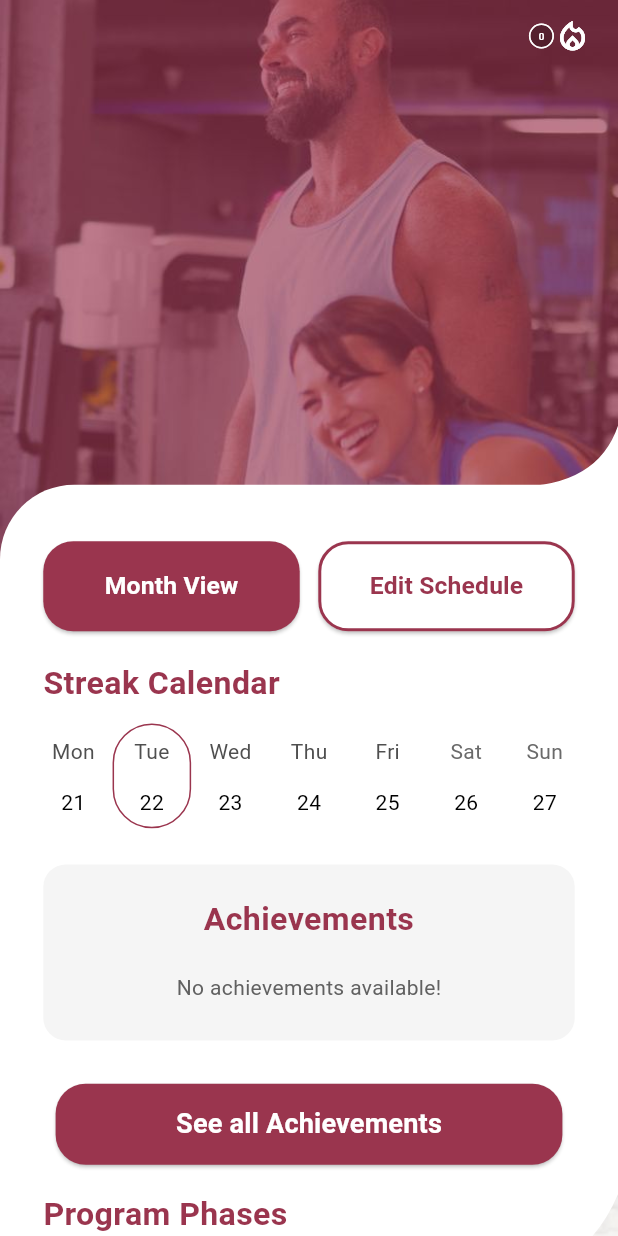
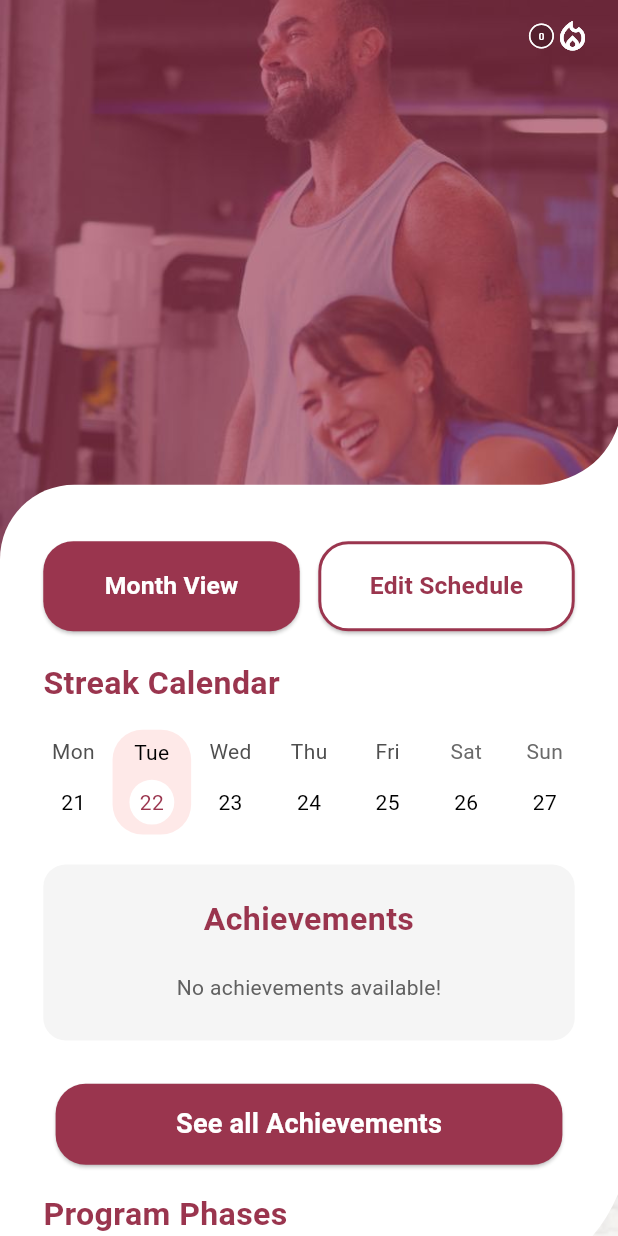
Before and after one commit to bigstarlee058/bbb-frontend2-04142026, a Flutter app: the DashboardPage screen opened directly, on a phone screen of 412 x 824 dp. Run offline on Flutter 3.47's test engine with Material 3 defaults, Android fonts, the phone set to English and light mode, and no system bars; drawn by our look-alikes of table_calendar; our stand-ins replace app_links, cached_network_image, carousel_slider, chewie, device_preview, dio and 21 more; missing offline and left inert: dotted_dashed_line, expansion_tile_group, mobkit_dashed_border, number_paginator, vimeo_video_player; accounts and stored records are empty; network calls fail.

Commit message:
BBB-560,BBB-554,BBB-528 == Completed

```diff
--- a/lib/components/common_streak_with_notification.dart
+++ b/lib/components/common_streak_with_notification.dart
@@ -60,6 +60,8 @@ class _CommonStreakWithNotificationState extends State<CommonStreakWithNotificat
             ],
           ),
         ),
+
+        /// UNCOMMENT ICON BUTTON IF PUT NOTIFICATION ICON BACK
         // IconButton(
         //   onPressed: () {
         //     Navigator.pushNamed(context, '/notifications');
--- a/lib/components/custom_slide_to_act.dart
+++ b/lib/components/custom_slide_to_act.dart
@@ -38,7 +38,7 @@ class CustomSlideAction extends StatefulWidget {
     this.textColor,
     this.innerColor,
     this.outerColor,
-    this.borderRadius = 52,
+    this.borderRadius = 15,
     this.elevation = 6,
     this.animationDuration = const Duration(milliseconds: 300),
     this.reversed = false,
@@ -161,7 +161,7 @@ class CustomSlideActionState extends State<CustomSlideAction> with TickerProvide
                                   }
                                 },
                                 child: Padding(
-                                  padding: const EdgeInsets.symmetric(horizontal: 8.0),
+                                  padding: const EdgeInsets.symmetric(horizontal: 6),
                                   child: Material(
                                     borderRadius: BorderRadius.circular(widget.borderRadius),
                                     color: widget.innerColor ?? Theme.of(context).primaryIconTheme.color,
--- a/lib/middleware/api/api_service.dart
+++ b/lib/middleware/api/api_service.dart
@@ -21,7 +21,7 @@ class ApiService extends BaseService {
     try {
       String? userIdToken = await getAuthToken();
       Map<String, String> header = {'AUTH_TOKEN': userIdToken ?? ""};
-      debugPrint('userIdToken :::::::::::::::::: $userIdToken');
+      debugPrint('\n\n $userIdToken \n\n');
       String mainUrl = AppConstants.serverUrl + url;
 
       Response result;
--- a/lib/middleware/notification_service.dart
+++ b/lib/middleware/notification_service.dart
@@ -87,8 +87,6 @@ class NotificationService {
         uiLocalNotificationDateInterpretation: UILocalNotificationDateInterpretation.absoluteTime,
       );
 
-      debugPrint("✅ Scheduled Sunday notification for: $nextSunday");
-
       nextSunday = nextSunday.add(const Duration(days: 7));
       notificationId++;
     }
@@ -127,7 +125,5 @@ class NotificationService {
         .catchError((error) {
       debugPrint('Error scheduling notification: $error');
     });
-
-    debugPrint("✅ Scheduled monthly reminder for: $scheduledTime");
   }
 }
--- a/lib/pages/MonthView/DayCompletedPage/day_completed_page.dart
+++ b/lib/pages/MonthView/DayCompletedPage/day_completed_page.dart
@@ -148,6 +148,8 @@ class _DayCompletedPageState extends State<DayCompletedPage> {
                                 ],
                               ),
                             ),
+
+                            /// UNCOMMENT ICON BUTTON IF PUT NOTIFICATION ICON BACK
                             // IconButton(
                             //   onPressed: () {
                             //     Navigator.pushNamed(context, '/notifications');
--- a/lib/pages/MonthView/MonthViewPage/month_view.dart
+++ b/lib/pages/MonthView/MonthViewPage/month_view.dart
@@ -277,6 +277,7 @@ class _MonthViewState extends State<MonthView> {
                                                             ],
                                                           ),
                                                           IconButton(
+                                                            /// COMMENT THIS SIZE-BOX AND UNCOMMENT ICON BUTTON IF PUT NOTIFICATION ICON BACK
                                                             onPressed: null, icon: SizedBox(),
                                                             // icon: Icon(
                                                             //   Icons.notifications_none,
--- a/lib/pages/MonthView/TodayPage/today_page.dart
+++ b/lib/pages/MonthView/TodayPage/today_page.dart
@@ -1,5 +1,4 @@
 import 'dart:convert';
-import 'dart:developer';
 
 import 'package:bbb/components/animated_dialog.dart';
 import 'package:bbb/components/button_widget.dart';
@@ -703,7 +702,7 @@ class _TodayPageState extends State<TodayPage> {
                                                         padding: EdgeInsets.symmetric(horizontal: ScreenUtil.verticalScale(3.2)),
                                                         child: CustomSlideAction(
                                                           key: key,
-                                                          height: ScreenUtil.verticalScale(7.5),
+                                                          height: ScreenUtil.verticalScale(7.2),
                                                           outerColor: AppColors.primaryColor,
                                                           innerColor: AppColors.backOffSetColor,
                                                           sliderButtonIconPadding: ScreenUtil.verticalScale(1.3),
@@ -2171,8 +2170,6 @@ class _TodayPageState extends State<TodayPage> {
       if (data!.isNotEmpty) "startTime": data.first.startTime == null ? "${DateTime.now().toUtc()}" : data.first.startTime.toString()
     };
 
-    log('dataId :::::::::::::::::: $dataId');
-
     final apiReqBody = {
       "status": status1,
       "type": type,
--- a/lib/pages/MonthView/TodayPage/today_page_old.dart
+++ b/lib/pages/MonthView/TodayPage/today_page_old.dart
@@ -2734,7 +2734,6 @@
 //       if (data!.isNotEmpty) "startTime": data.first.startTime == null ? "${DateTime.now().toUtc()}" : data.first.startTime.toString()
 //     };
 //
-//     log('dataId :::::::::::::::::: $dataId');
 //
 //     final apiReqBody = {
 //       "status": status1,
--- a/lib/pages/MonthView/TodayPage/workout_card.dart
+++ b/lib/pages/MonthView/TodayPage/workout_card.dart
@@ -251,7 +251,8 @@ class _WorkoutCardState extends State<WorkoutCard> {
             ),
             surfaceTintColor: Colors.transparent,
             overlayColor: Colors.grey.shade400,
-              padding: EdgeInsets.zero),
+            padding: EdgeInsets.zero,
+          ),
           child: Container(
             width: media.width,
             padding: EdgeInsets.only(right: ScreenUtil.verticalScale(2)),
--- a/lib/pages/ProfileAndSettings/profile_settings_page.dart
+++ b/lib/pages/ProfileAndSettings/profile_settings_page.dart
@@ -487,6 +487,9 @@ class _ProfileSettingsPageState extends State<ProfileSettingsPage> {
                                   throw 'Could not launch $url';
                                 }
                               }),
+
+                              /// IF PUT BACK LANGUAGE SELECTION PART UNCOMMENT THIS
+
                               // SizedBox(height: ScreenUtil.horizontalScale(4.5)),
                               // settingsButton('Language', Icons.chat_bubble_outline, () => Navigator.pushNamed(context, '/languageScreen')),
                               SizedBox(
--- a/lib/pages/Tools/exercise_library_detail_page.dart
+++ b/lib/pages/Tools/exercise_library_detail_page.dart
@@ -1,5 +1,4 @@
 import 'dart:async';
-import 'dart:developer';
 
 import 'package:bbb/middleware/audio_manager.dart';
 import 'package:bbb/providers/data_provider.dart';
@@ -66,7 +65,6 @@ class _ExerciseLibraryDetailPageState extends State<ExerciseLibraryDetailPage> {
       loading = true;
     });
     await dataProvider?.fetchCurrentEx(exerciseId, "exercise 95");
-    log('exerciseId :::::::::::::::::: $exerciseId');
     if (dataProvider!.currentExerciseObj.files.isNotEmpty) {
       initializeVideo(dataProvider?.currentExerciseObj.files[0]['link']);
     } else {
--- a/lib/pages/dashboard_page.dart
+++ b/lib/pages/dashboard_page.dart
@@ -352,6 +352,7 @@ class _DashboardPageState extends State<DashboardPage> {
                                                                         ],
                                                                       ),
                                                                       IconButton(
+                                                                        /// COMMENT THIS SIZE-BOX AND UNCOMMENT ICON BUTTON IF PUT NOTIFICATION ICON BACK
                                                                         onPressed: null, icon: SizedBox(),
                                                                         // icon: Icon(
                                                                         //   Icons.notifications_none,
@@ -539,7 +540,7 @@ class _DashboardPageState extends State<DashboardPage> {
                                                               isLoading: false,
                                                             )
                                                           : ButtonWidget(
-                                                              text: status == Status.started ? 'Continue Workout' : 'Start Workout',
+                                                              text: status == Status.started ? 'Continue Your Workout' : 'Start Workout',
                                                               textColor: AppColors.primaryColor,
                                                               color: status == Status.completed || status == Status.skipped
                                                                   ? Colors.white70
@@ -1734,22 +1735,21 @@ class _CustomCalendarWidgetState extends State<CustomCalendarWidget> {
       children: [
         isCurrentDay
             ? Positioned(
-                top: -ScreenUtil.verticalScale(4.55),
-                bottom: ScreenUtil.verticalScale(0.62),
+                top: -ScreenUtil.verticalScale(4.05),
+                bottom: 1,
                 right: 0,
                 left: 0,
                 child: Container(
-                  decoration: BoxDecoration(color: circleColor, borderRadius: BorderRadius.circular(30)),
-                  height: ScreenUtil.verticalScale(17.2),
+                  decoration: BoxDecoration(color: AppColors.backOffSetColor, borderRadius: BorderRadius.circular(20)),
                   child: Builder(
                     builder: (context) {
                       final text = DateFormat.E().format(date);
                       return Container(
-                        padding: EdgeInsets.only(top: ScreenUtil.verticalScale(1.2)),
+                        padding: EdgeInsets.only(top: ScreenUtil.verticalScale(0.65)),
                         child: Text(
                           textAlign: TextAlign.center,
                           text,
-                          style: TextStyle(fontSize: 14.0, color: Colors.white),
+                          style: TextStyle(fontSize: 14.0, color: Colors.black),
                         ),
                       );
                     },
@@ -1823,24 +1823,39 @@ class _CustomCalendarWidgetState extends State<CustomCalendarWidget> {
       clipBehavior: Clip.none,
       children: [
         Positioned(
-          top: -ScreenUtil.verticalScale(4.55),
-          bottom: ScreenUtil.verticalScale(0.62),
+          top: -ScreenUtil.verticalScale(4.05),
+          bottom: 1,
           right: 0,
           left: 0,
           child: Container(
-            decoration: BoxDecoration(border: Border.all(color: AppColors.primaryColor), borderRadius: BorderRadius.circular(30)),
-            height: ScreenUtil.verticalScale(17.2),
-          ),
+              decoration: BoxDecoration(color: AppColors.backOffSetColor, borderRadius: BorderRadius.circular(20)),
+              child: Builder(
+                builder: (context) {
+                  final text = DateFormat.E().format(date);
+                  return Container(
+                    padding: EdgeInsets.only(top: ScreenUtil.verticalScale(0.65)),
+                    child: Text(
+                      textAlign: TextAlign.center,
+                      text,
+                      style: TextStyle(fontSize: 14.0, color: Colors.black),
+                    ),
+                  );
+                },
+              )),
         ),
         Container(
           alignment: Alignment.center,
           padding: EdgeInsets.all(ScreenUtil.horizontalScale(1)),
           margin: EdgeInsets.only(bottom: ScreenUtil.verticalScale(0.92)),
+          decoration: BoxDecoration(
+            shape: BoxShape.circle,
+            color: Colors.white,
+          ),
           child: Text(
             '${date.day}',
             style: const TextStyle(
               fontSize: 14.0,
-              color: Colors.black,
+              color: AppColors.primaryColor,
             ),
           ),
         ),
@@ -1905,7 +1920,7 @@ class StepProgressBar extends StatelessWidget {
                     ShaderMask(
                       shaderCallback: (Rect bounds) {
                         return LinearGradient(
-                          colors: [AppColors.backOffSetColor, AppColors.primaryColor],
+                          colors: [AppColors.backOffSetColor1, AppColors.primaryColor],
                           begin: Alignment.centerLeft,
                           end: Alignment.centerRight,
                         ).createShader(
--- a/lib/values/app_colors.dart
+++ b/lib/values/app_colors.dart
@@ -6,6 +6,7 @@ class AppColors {
   static const blackColor = Colors.black;
   static const warmupColor = Color.fromRGBO(232, 246, 255, 1.0);
   static const backOffSetColor = Color.fromRGBO(254, 233, 232, 1.0);
+  static const backOffSetColor1 = Color.fromRGBO(240, 200, 198, 1.0);
   static const skipDayColor = Colors.blue;
   static List<Color> get primaryG => [primaryColor, primaryColor];
 }
```
Also changed, not shown: lib/middleware/api/api_repo.dart (+1 -33 lines), lib/pages/calender.dart (+13 -1 lines), lib/pages/main_page.dart (+25 -5 lines). Lines whose indentation alone changed are shown as unchanged.
